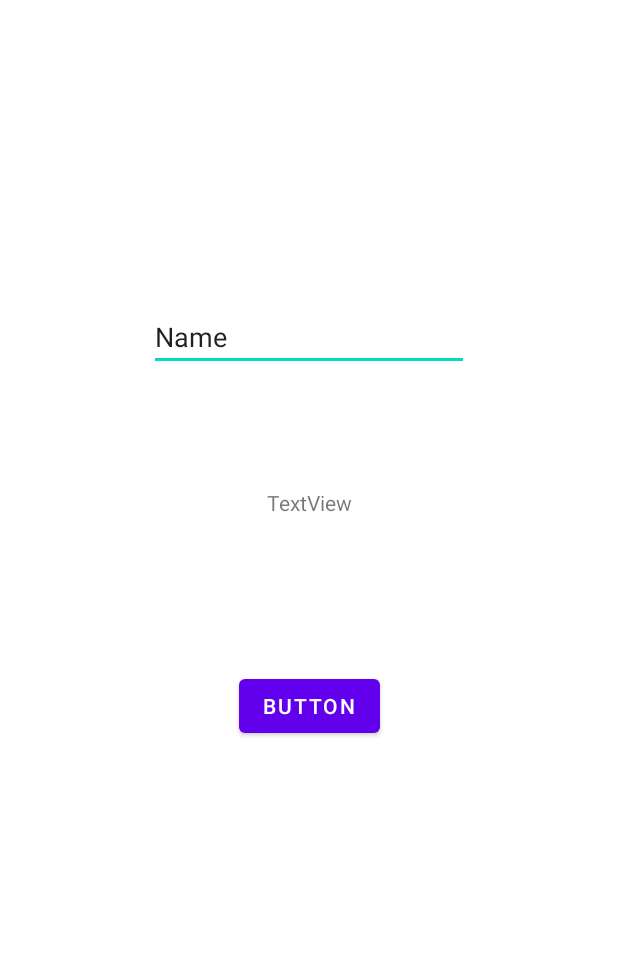
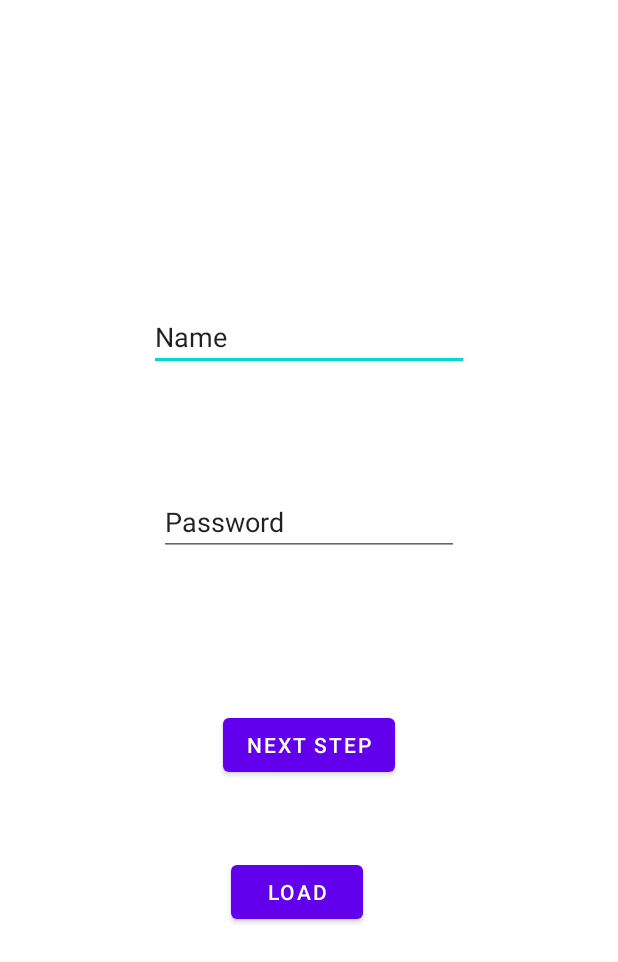
Before and after one commit to FranzGuanaco/Wheeler, an Android app: the Login screen opened directly, with no data from a screen before it, on a phone screen of 412 x 824 dp. Shown: the top 962 px of the screen. Run offline under Robolectric (Android 15) with nearby library versions, the phone set to English and light mode, and no system bars.

Commit message:
sharedpreference on login

```diff
--- a/app/src/main/java/com/order/Login.kt
+++ b/app/src/main/java/com/order/Login.kt
@@ -1,6 +1,8 @@
 package com.order
 
+import android.content.Context
 import android.content.Intent
+import android.content.SharedPreferences
 import android.os.Bundle
 import android.widget.Button
 import android.widget.EditText
@@ -16,20 +18,30 @@ class Login: AppCompatActivity() {
         setContentView(R.layout.classiclogin)
 
         var password = findViewById<EditText>(R.id.Password)
-        var name = findViewById<TextView>(R.id.textView4)
+        var name = findViewById<EditText>(R.id.name)
         var validation = findViewById<Button>(R.id.validationBt)
+        var load = findViewById<Button>(R.id.load)
 
-        validation.setOnClickListener(){
+        val sharedPref = getSharedPreferences("mypref", Context.MODE_PRIVATE);
+        var editor = sharedPref.edit()
 
-            var user = name
-            var entered = password.text.toString()
-            DisplayAndSave(entered, user);
+       fun test(){
+            val user = name.text.toString()
+            val pass = password.text.toString()
 
-        }}
+            editor.apply {
+                putString("name", user)
+                putString("code", pass)
+                apply()
+            }}
 
-    private fun DisplayAndSave(entered: String, user: TextView) {
+        load.setOnClickListener(){
+            val user = sharedPref.getString("name", null)
+            val pass = sharedPref.getString("code", null)
 
-        user.setText(entered);
+            name.setText(user)
+            password.setText(pass)
 
-    }
+        }
+        }
 }
--- a/app/src/main/res/layout/classiclogin.xml
+++ b/app/src/main/res/layout/classiclogin.xml
@@ -22,20 +22,30 @@
         android:layout_width="wrap_content"
         android:layout_height="wrap_content"
         android:layout_marginTop="102dp"
-        android:text="Button"
+        android:text="Next step"
         app:layout_constraintEnd_toEndOf="parent"
         app:layout_constraintStart_toStartOf="parent"
-        app:layout_constraintTop_toBottomOf="@+id/textView4" />
+        app:layout_constraintTop_toBottomOf="@+id/name" />
 
-    <TextView
-        android:id="@+id/textView4"
-        android:layout_width="wrap_content"
+    <EditText
+        android:id="@+id/name"
+        android:layout_width="200dp"
         android:layout_height="wrap_content"
         android:layout_marginTop="78dp"
-        android:text="TextView"
+        android:text="Password"
         app:layout_constraintEnd_toEndOf="parent"
         app:layout_constraintStart_toStartOf="parent"
         app:layout_constraintTop_toBottomOf="@+id/Password" />
 
+    <Button
+        android:id="@+id/load"
+        android:layout_width="wrap_content"
+        android:layout_height="wrap_content"
+        android:layout_marginStart="5dp"
+        android:layout_marginTop="50dp"
+        android:text="load"
+        app:layout_constraintStart_toStartOf="@+id/validationBt"
+        app:layout_constraintTop_toBottomOf="@+id/validationBt" />
+
 
 </androidx.constraintlayout.widget.ConstraintLayout>
```
